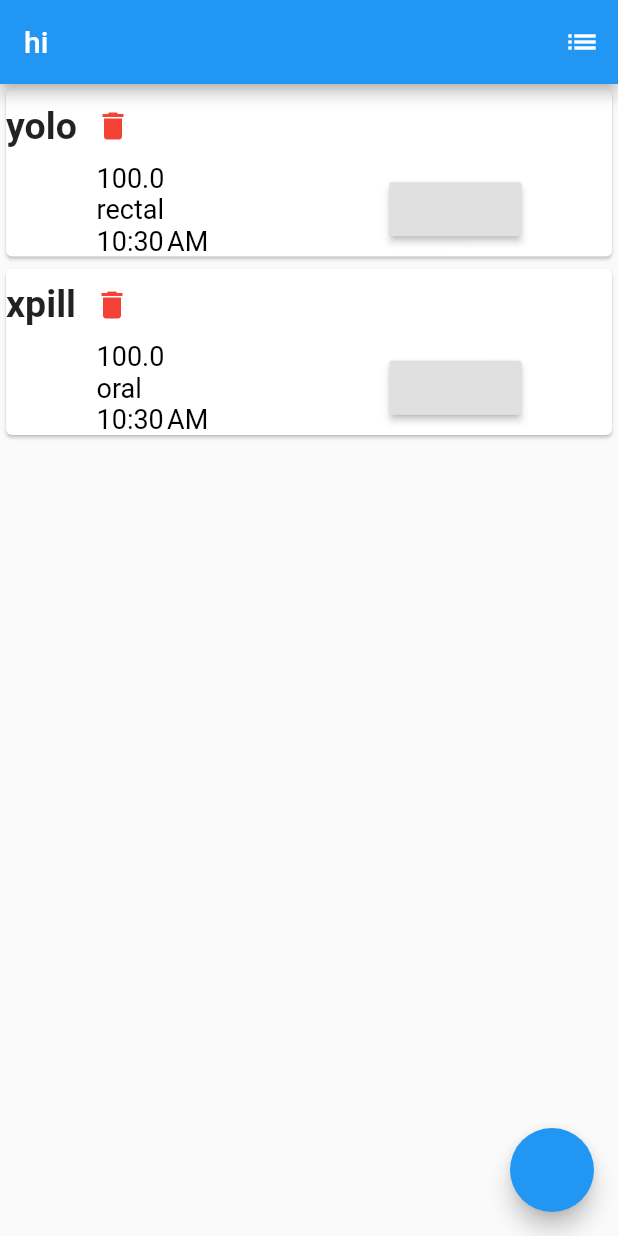
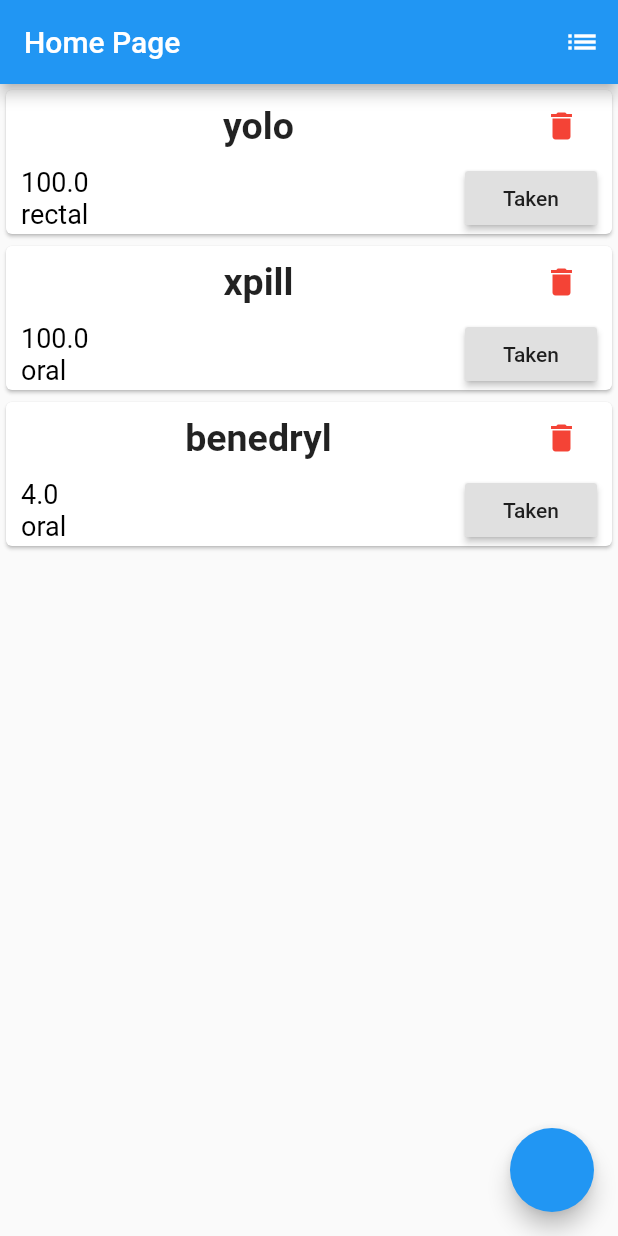
Before and after one commit to sangar-happy/medicare, a Flutter app: the screen it shows after launch, on a phone screen of 412 x 824 dp. Run offline on Flutter 3.47's test engine with Material 2 defaults, Android fonts, the phone set to English and light mode, and no system bars.

Commit message:
updated new medicine dialog save widgets now saves the data entered and updates the list did some formating to list item template

```diff
--- a/lib/main.dart
+++ b/lib/main.dart
@@ -1,6 +1,7 @@
 import 'package:flutter/material.dart';
 import './models/medicine.dart';
-import './widgets/medicineList.dart';
+import './widgets/medicine_list.dart';
+import './widgets/new_medicine_list_item_dialog.dart';
 
 void main(List<String> args) {
   runApp(MediCare());
@@ -13,10 +14,19 @@ class MediCare extends StatelessWidget {
   }
 }
 
-class MyHome extends StatelessWidget {
+// TODO: home screen shows only the meds which need to be taken in near future.
+// TODO: make another screen which shows all the medicines in the regimen.
+// TODO: implement reminder/ alarm
+class MyHome extends StatefulWidget {
+  @override
+  _MyHomeState createState() => _MyHomeState();
+}
+
+class _MyHomeState extends State<MyHome> {
   final List<Medicine> medicineSchedule = [
-    Medicine('yolo', 100, 'rectal', DateTime.now()),
-    Medicine('xpill', 100, 'oral', DateTime.now().subtract(Duration(days: 1))),
+    Medicine.daily('yolo', 100, 'rectal'),
+    Medicine.daily('xpill', 100, 'oral'),
+    Medicine.weekly('benedryl', 4, 'oral', DateTime.now())
   ];
 
   @override
@@ -30,7 +40,7 @@ class MyHome extends StatelessWidget {
             onPressed: () {},
           ),
         ],
-        title: Text('hi'),
+        title: Text('Home Page'),
       ),
       body: Container(
         child: Column(
@@ -40,33 +50,25 @@ class MyHome extends StatelessWidget {
         ),
       ),
       floatingActionButton: FloatingActionButton(
-        onPressed: () => _newItem(context),
+        onPressed: () => _addNewMedicineDialog(context),
       ),
     );
   }
 
-  void _newItem(BuildContext context) {
+  void _addMedicine(Medicine medicine) {
+    setState(() {
+      medicineSchedule.add(medicine);
+    });
+  }
+
+  void _addNewMedicineDialog(BuildContext context) {
     showGeneralDialog(
       context: context,
       barrierDismissible: false,
       barrierLabel: "Dialog",
       transitionDuration: Duration(milliseconds: 400),
       pageBuilder: (_, __, ___) {
-        return SizedBox.expand(
-          child: Scaffold(
-            appBar: AppBar(
-              actions: <Widget>[
-                FlatButton(
-                  color: Colors.green,
-                  child: Text('Save'),
-                  onPressed: () {
-                    Navigator.pop(context);
-                  },
-                )
-              ],
-            ),
-          ),
-        );
+        return AddNewItemDialog(_addMedicine);
       },
     );
   }
--- a/lib/models/medicine.dart
+++ b/lib/models/medicine.dart
@@ -1,11 +1,31 @@
-import 'package:flutter/foundation.dart';
+enum MedicineFrequency { daily, weekly, monthly, emergency }
 
-@immutable
 class Medicine {
-  final String medicineName;
-  final double medicineDosage;
+  final String name;
+  final double dosage;
   final String routeOfAdministration;
-  final DateTime medicineRegimen;
-  Medicine(this.medicineName, this.medicineDosage, this.routeOfAdministration,
-      this.medicineRegimen);
+  MedicineFrequency frequency;
+  DateTime time;
+  DateTime day;
+  DateTime date;
+
+  Medicine.daily(this.name, this.dosage, this.routeOfAdministration) {
+    this.frequency = MedicineFrequency.daily;
+    // TODO: set the time
+  }
+
+  Medicine.weekly(
+      this.name, this.dosage, this.routeOfAdministration, this.time) {
+    this.frequency = MedicineFrequency.weekly;
+    // TODO: set the day and time
+  }
+
+  Medicine.monthly(this.name, this.dosage, this.routeOfAdministration) {
+    this.frequency = MedicineFrequency.monthly;
+    // TODO: set the date and time
+  }
+
+  Medicine.emergency(this.name, this.dosage, this.routeOfAdministration) {
+    this.frequency = MedicineFrequency.emergency;
+  }
 }
--- a/lib/widgets/listItem.dart
+++ /dev/null
@@ -1,61 +0,0 @@
-import 'package:flutter/material.dart';
-import 'package:intl/intl.dart';
-
-class ListItem extends StatelessWidget {
-  final String medicineName;
-  final double medicineDosage;
-  final String routeOfAdministration;
-  final DateTime medicineRegimen;
-
-  ListItem(this.medicineName, this.medicineDosage, this.routeOfAdministration,
-      this.medicineRegimen);
-
-  @override
-  Widget build(BuildContext context) {
-    return Card(
-      child: Column(
-        children: <Widget>[
-          Row(
-            children: <Widget>[
-              Text(
-                medicineName,
-                style: TextStyle(
-                  fontSize: 25,
-                  fontWeight: FontWeight.bold,
-                ),
-              ),
-              IconButton(
-                icon: const Icon(
-                  Icons.delete,
-                  color: Colors.red,
-                  size: 24.0,
-                  semanticLabel: 'Text to announce in accessibility modes',
-                ),
-                onPressed: () {},
-              )
-            ],
-          ),
-          Row(
-            mainAxisAlignment: MainAxisAlignment.spaceAround,
-            children: <Widget>[
-              DefaultTextStyle(
-                style: TextStyle(fontSize: 18, color: Colors.black),
-                child: Column(
-                  crossAxisAlignment: CrossAxisAlignment.start,
-                  children: <Widget>[
-                    Text(medicineDosage.toString()),
-                    Text(routeOfAdministration),
-                    Text(DateFormat('jm').format(medicineRegimen)),
-                  ],
-                ),
-              ),
-              RaisedButton(
-                onPressed: () {},
-              ),
-            ],
-          ),
-        ],
-      ),
-    );
-  }
-}
--- a/lib/widgets/medicineList.dart
+++ /dev/null
@@ -1,31 +0,0 @@
-import 'package:flutter/material.dart';
-import 'package:mediCareApp/widgets/listItem.dart';
-
-import '../models/medicine.dart';
-
-class MedicineList extends StatefulWidget {
-  final List<Medicine> schedule;
-
-  MedicineList(this.schedule);
-
-  @override
-  _MedicineListState createState() => _MedicineListState();
-}
-
-class _MedicineListState extends State<MedicineList> {
-  @override
-  Widget build(BuildContext context) {
-    return ListView.builder(
-      scrollDirection: Axis.vertical,
-      shrinkWrap: true,
-      itemCount: widget.schedule.length,
-      itemBuilder: (context, index) {
-        return ListItem(
-            widget.schedule[index].medicineName,
-            widget.schedule[index].medicineDosage,
-            widget.schedule[index].routeOfAdministration,
-            widget.schedule[index].medicineRegimen);
-      },
-    );
-  }
-}
--- /dev/null
+++ b/lib/widgets/medicine_list.dart
@@ -0,0 +1,29 @@
+import 'package:flutter/material.dart';
+import '../widgets/medicine_list_item.dart';
+
+import '../models/medicine.dart';
+
+class MedicineList extends StatefulWidget {
+  final List<Medicine> schedule;
+
+  MedicineList(this.schedule);
+
+  @override
+  _MedicineListState createState() => _MedicineListState();
+}
+
+class _MedicineListState extends State<MedicineList> {
+  @override
+  Widget build(BuildContext context) {
+    return Expanded(
+      child: ListView.builder(
+        scrollDirection: Axis.vertical,
+        shrinkWrap: true,
+        itemCount: widget.schedule.length,
+        itemBuilder: (context, index) {
+          return ListItem(widget.schedule[index]);
+        },
+      ),
+    );
+  }
+}
--- /dev/null
+++ b/lib/widgets/medicine_list_item.dart
@@ -0,0 +1,68 @@
+import 'package:flutter/material.dart';
+import 'package:intl/intl.dart';
+import 'package:mediCareApp/models/medicine.dart';
+
+class ListItem extends StatelessWidget {
+  Medicine medicine;
+
+  ListItem(this.medicine);
+
+  @override
+  Widget build(BuildContext context) {
+    return Card(
+      child: Column(
+        children: <Widget>[
+          Row(
+            mainAxisAlignment: MainAxisAlignment.spaceBetween,
+            children: <Widget>[
+              Expanded(
+                flex: 5,
+                child: Text(
+                  medicine.name,
+                  style: TextStyle(
+                    fontSize: 25,
+                    fontWeight: FontWeight.bold,
+                  ),
+                  textAlign: TextAlign.center,
+                ),
+              ),
+              Expanded(
+                flex: 1,
+                child: IconButton(
+                  icon: const Icon(
+                    Icons.delete,
+                    color: Colors.red,
+                    size: 24.0,
+                  ),
+                  onPressed: () {},
+                ),
+              )
+            ],
+          ),
+          Padding(
+            padding: EdgeInsets.only(left: 10, right: 10),
+            child: Row(
+              mainAxisAlignment: MainAxisAlignment.spaceBetween,
+              children: <Widget>[
+                DefaultTextStyle(
+                  style: TextStyle(fontSize: 18, color: Colors.black),
+                  child: Column(
+                    crossAxisAlignment: CrossAxisAlignment.start,
+                    children: <Widget>[
+                      Text(medicine.dosage.toString()),
+                      Text(medicine.routeOfAdministration),
+                    ],
+                  ),
+                ),
+                RaisedButton(
+                  // TODO: implement logic to remove medicine if taken
+                  child: Text('Taken'), onPressed: () {},
+                ),
+              ],
+            ),
+          ),
+        ],
+      ),
+    );
+  }
+}
```
Also changed, not shown: lib/widgets/newListItem.dart (deleted, +0 -13 lines), lib/widgets/new_medicine_list_item_dialog.dart (added, +170 -0 lines), 2 other files.
